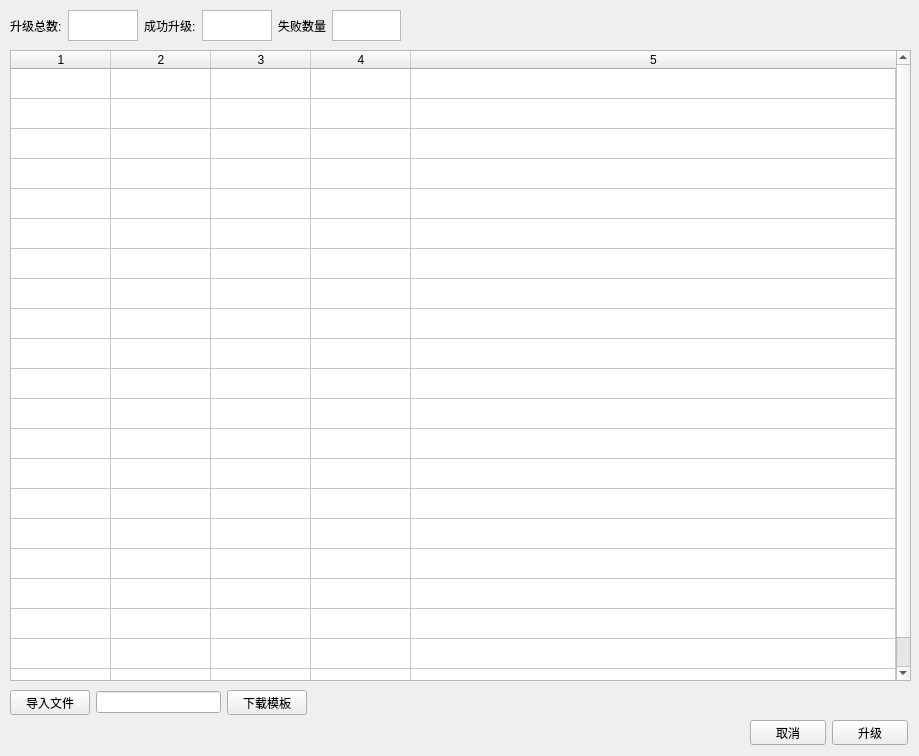
Old version of the form 3_script/python/GUI/qt/login_upgrade/src/upgrade/upgrade.ui in the repository Ziv-Android/Note.
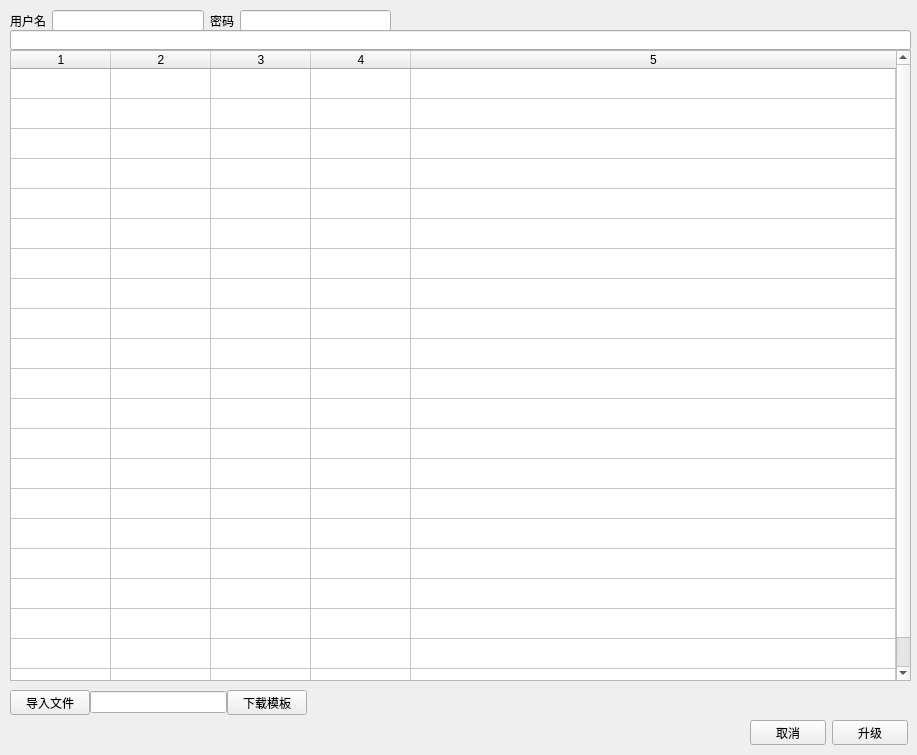
New version of the form.

Diff of the .ui file:
```diff
--- a/3_script/python/GUI/qt/login_upgrade/src/upgrade/upgrade.ui
+++ b/3_script/python/GUI/qt/login_upgrade/src/upgrade/upgrade.ui
@@ -6,8 +6,8 @@
    <rect>
     <x>0</x>
     <y>0</y>
-    <width>919</width>
-    <height>756</height>
+    <width>917</width>
+    <height>755</height>
    </rect>
   </property>
   <property name="windowTitle">
@@ -77,7 +77,7 @@
     <column/>
     <column/>
    </widget>
-   <widget class="QWidget" name="">
+   <widget class="QWidget" name="layoutWidget">
     <property name="geometry">
      <rect>
       <x>750</x>
@@ -103,7 +103,7 @@
      </item>
     </layout>
    </widget>
-   <widget class="QWidget" name="">
+   <widget class="QWidget" name="layoutWidget">
     <property name="geometry">
      <rect>
       <x>10</x>
@@ -113,6 +113,9 @@
      </rect>
     </property>
     <layout class="QHBoxLayout" name="horizontalLayout_File">
+     <property name="spacing">
+      <number>0</number>
+     </property>
      <item>
       <widget class="QPushButton" name="Button_input_file">
        <property name="text">
@@ -132,60 +135,48 @@
      </item>
     </layout>
    </widget>
-   <widget class="QWidget" name="">
+   <widget class="QWidget" name="layoutWidget">
     <property name="geometry">
      <rect>
       <x>10</x>
       <y>10</y>
-      <width>391</width>
-      <height>31</height>
+      <width>381</width>
+      <height>21</height>
      </rect>
     </property>
     <layout class="QHBoxLayout" name="horizontalLayout_number">
      <item>
       <widget class="QLabel" name="label_total_file">
        <property name="text">
-        <string>升级总数:</string>
+        <string>用户名</string>
        </property>
       </widget>
      </item>
      <item>
-      <widget class="QTextBrowser" name="textBrowser_total_file">
-       <property name="openLinks">
-        <bool>false</bool>
-       </property>
-      </widget>
+      <widget class="QLineEdit" name="username_lineEdit"/>
      </item>
      <item>
       <widget class="QLabel" name="label_upgrade_success">
        <property name="text">
-        <string>成功升级:</string>
+        <string>密码</string>
        </property>
       </widget>
      </item>
      <item>
-      <widget class="QTextBrowser" name="textBrowser_upgrade_success">
-       <property name="openLinks">
-        <bool>false</bool>
-       </property>
-      </widget>
-     </item>
-     <item>
-      <widget class="QLabel" name="label_upgrade_failed">
-       <property name="text">
-        <string>失败数量</string>
-       </property>
-      </widget>
-     </item>
-     <item>
-      <widget class="QTextBrowser" name="textBrowser_upgrade_failed">
-       <property name="openLinks">
-        <bool>false</bool>
-       </property>
-      </widget>
+      <widget class="QLineEdit" name="password_lineEdit"/>
      </item>
     </layout>
    </widget>
+   <widget class="QLineEdit" name="message_lineEdit">
+    <property name="geometry">
+     <rect>
+      <x>10</x>
+      <y>30</y>
+      <width>901</width>
+      <height>20</height>
+     </rect>
+    </property>
+   </widget>
   </widget>
  </widget>
  <resources/>
```
Left out of the diff: 16 changed lines with no effect on the pictures.
